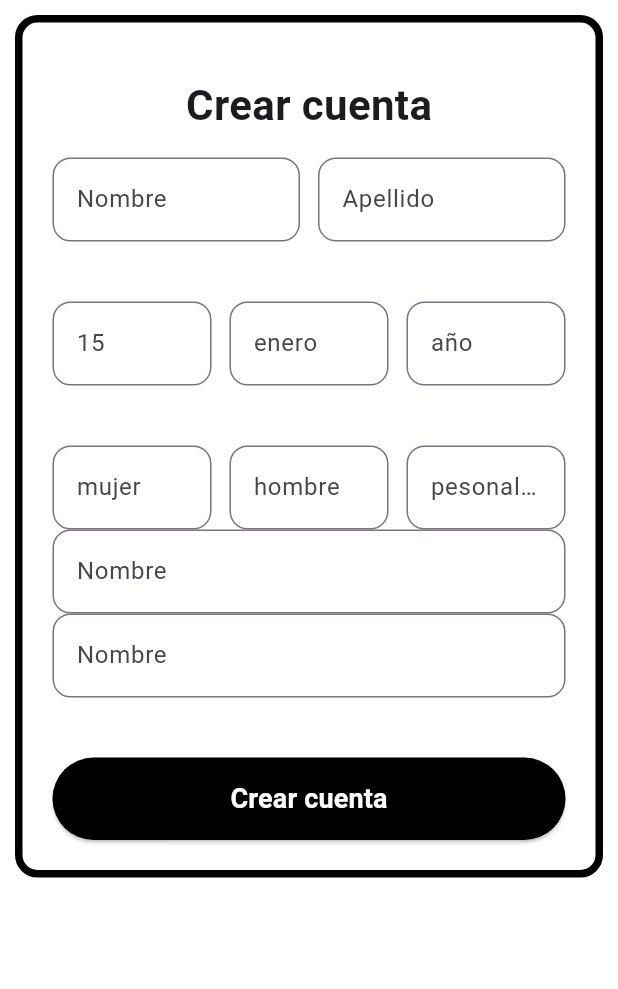
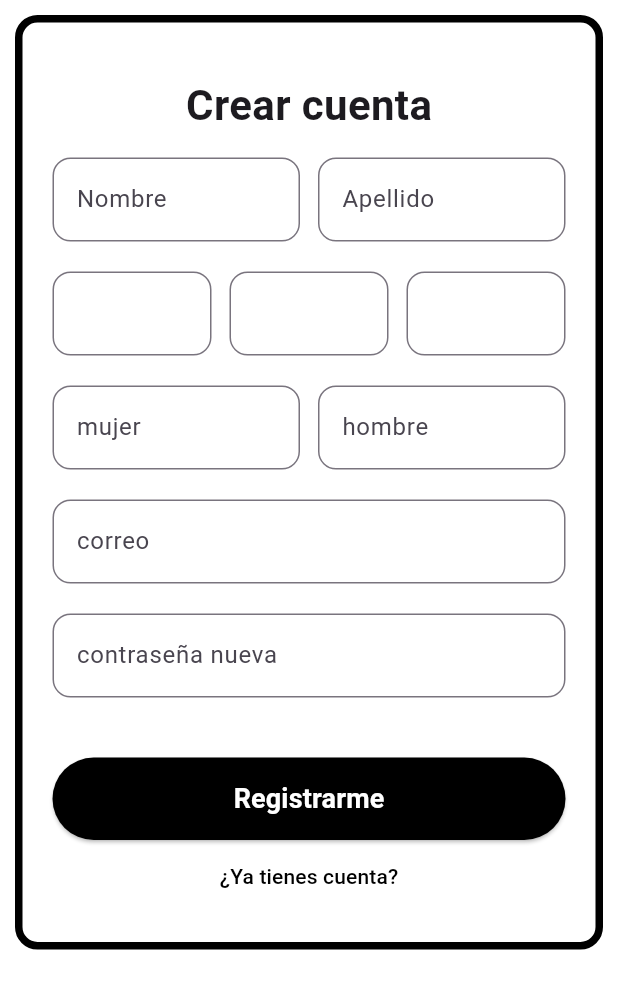
Before and after one commit to jholian10/Mensaje-Privado, a Flutter app: the screen it shows after launch, on a phone screen of 412 x 824 dp. Shown: the top 989 px of the screen. Run offline on Flutter 3.47's test engine with Material 3 defaults, Android fonts, the light colour scheme and no system bars.

Commit message:
le hago mejoras a mi vista de creación de cuentas
le agrego variables para guardar la información de la creación de cuentas

```diff
--- a/private_message/lib/account_creation_view.dart
+++ b/private_message/lib/account_creation_view.dart
@@ -1,4 +1,5 @@
 import 'package:flutter/material.dart';
+import 'package:private_message/login_view.dart';
 
 class AccountCreationView extends StatefulWidget {
   const AccountCreationView({super.key});
@@ -11,27 +12,28 @@ class _AccountCreationViewState extends State<AccountCreationView> {
   final TextEditingController _nombre = TextEditingController();
   final TextEditingController _apellido = TextEditingController();
   final TextEditingController _birthdateController = TextEditingController();
-  final TextEditingController _bb = TextEditingController();
+  final TextEditingController _dd = TextEditingController();
   final TextEditingController _mm = TextEditingController();
   final TextEditingController _aa = TextEditingController();
+  final TextEditingController _mujer = TextEditingController();
   final TextEditingController _hombre = TextEditingController();
-  final TextEditingController _mujer = TextEditingController();
-  final TextEditingController _personalizado = TextEditingController();
+  final TextEditingController _pesonalizado = TextEditingController();
   final TextEditingController _correo = TextEditingController();
-  final TextEditingController _contrasena = TextEditingController();
+  final TextEditingController _password = TextEditingController();
+
   @override
   void dispose() {
     _nombre.dispose();
     _apellido.dispose();
-    _bb.dispose();
+    _birthdateController.dispose();
+    _dd.dispose();
     _mm.dispose();
     _aa.dispose();
+    _mujer.dispose();
     _hombre.dispose();
-    _mujer.dispose();
-    _personalizado.dispose();
+    _pesonalizado.dispose();
     _correo.dispose();
-    _contrasena.dispose();
-    _birthdateController.dispose();
+    _password.dispose();
     super.dispose();
   }
 
@@ -86,14 +88,14 @@ class _AccountCreationViewState extends State<AccountCreationView> {
                   ),
                 ],
               ),
-              SizedBox(height: 40),
+              SizedBox(height: 20),
               Row(
                 children: [
                   Expanded(
                     child: TextField(
-                      controller: _bb,
+                      controller: _dd,
                       decoration: InputDecoration(
-                        hintText: _bb.text.isEmpty ? '15' : null,
+                        hintText: _dd.text.isEmpty ? '' : null,
                         border: OutlineInputBorder(
                           borderRadius: BorderRadius.circular(12),
                         ),
@@ -106,7 +108,7 @@ class _AccountCreationViewState extends State<AccountCreationView> {
                     child: TextField(
                       controller: _mm,
                       decoration: InputDecoration(
-                        hintText: _mm.text.isEmpty ? 'enero' : null,
+                        hintText: _mm.text.isEmpty ? '' : null,
                         border: OutlineInputBorder(
                           borderRadius: BorderRadius.circular(12),
                         ),
@@ -119,7 +121,7 @@ class _AccountCreationViewState extends State<AccountCreationView> {
                     child: TextField(
                       controller: _aa,
                       decoration: InputDecoration(
-                        hintText: _aa.text.isEmpty ? 'año' : null,
+                        hintText: _aa.text.isEmpty ? '' : null,
                         border: OutlineInputBorder(
                           borderRadius: BorderRadius.circular(12),
                         ),
@@ -130,7 +132,8 @@ class _AccountCreationViewState extends State<AccountCreationView> {
                 ],
               ),
 
-              const SizedBox(height: 40),
+              const SizedBox(height: 20),
+
               Row(
                 children: [
                   Expanded(
@@ -158,13 +161,36 @@ class _AccountCreationViewState extends State<AccountCreationView> {
                       onChanged: (_) => setState(() {}),
                     ),
                   ),
-                  const SizedBox(width: 12),
+                ],
+              ),
+
+              SizedBox(height: 20),
+
+              Row(
+                children: [
                   Expanded(
                     child: TextField(
-                      controller: _personalizado,
+                      controller: _correo,
                       decoration: InputDecoration(
-                        hintText: _personalizado.text.isEmpty
-                            ? 'pesonalizado'
+                        hintText: _correo.text.isEmpty ? 'correo' : null,
+                        border: OutlineInputBorder(
+                          borderRadius: BorderRadius.circular(12),
+                        ),
+                      ),
+                      onChanged: (_) => setState(() {}),
+                    ),
+                  ),
+                ],
+              ),
+              SizedBox(height: 20),
+              Row(
+                children: [
+                  Expanded(
+                    child: TextField(
+                      controller: _password,
+                      decoration: InputDecoration(
+                        hintText: _password.text.isEmpty
+                            ? 'contraseña nueva'
                             : null,
                         border: OutlineInputBorder(
                           borderRadius: BorderRadius.circular(12),
@@ -175,31 +201,9 @@ class _AccountCreationViewState extends State<AccountCreationView> {
                   ),
                 ],
               ),
-              Expanded(
-                child: TextField(
-                  controller: _correo,
-                  decoration: InputDecoration(
-                    hintText: _correo.text.isEmpty ? 'Nombre' : null,
-                    border: OutlineInputBorder(
-                      borderRadius: BorderRadius.circular(12),
-                    ),
-                  ),
-                  onChanged: (_) => setState(() {}),
-                ),
-              ),
-              Expanded(
-                child: TextField(
-                  controller: _contrasena,
-                  decoration: InputDecoration(
-                    hintText: _contrasena.text.isEmpty ? 'Nombre' : null,
-                    border: OutlineInputBorder(
-                      borderRadius: BorderRadius.circular(12),
-                    ),
-                  ),
-                  onChanged: (_) => setState(() {}),
-                ),
-              ),
+
               SizedBox(height: 40),
+              // Botón crear cuenta
               ElevatedButton(
                 onPressed: () {
                   // Lógica para registrar cuenta
@@ -213,8 +217,20 @@ class _AccountCreationViewState extends State<AccountCreationView> {
                   ),
                 ),
                 child: const Text(
-                  'Crear cuenta',
+                  'Registrarme',
                   style: TextStyle(fontSize: 18, fontWeight: FontWeight.bold),
+                ),
+              ),
+              TextButton(
+                onPressed: () {
+                  Navigator.pushReplacement(
+                    context,
+                    MaterialPageRoute(builder: (context) => const LoginView()),
+                  );
+                },
+                child: const Text(
+                  '¿Ya tienes cuenta?',
+                  style: TextStyle(color: Colors.black),
                 ),
               ),
             ],
```
